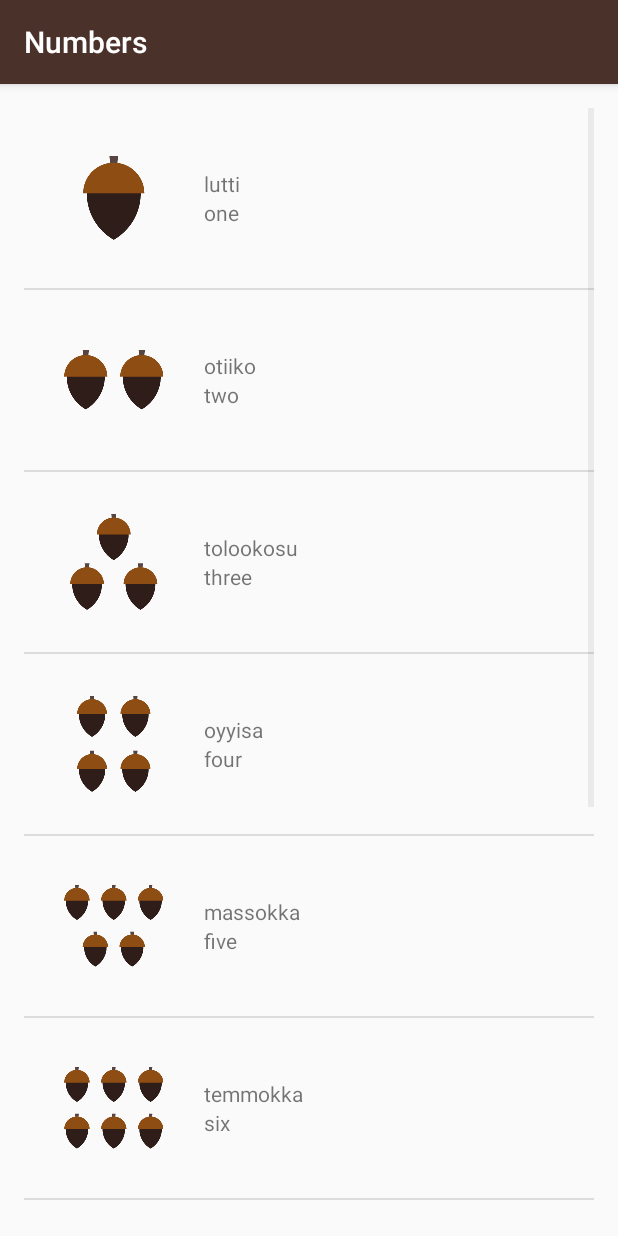
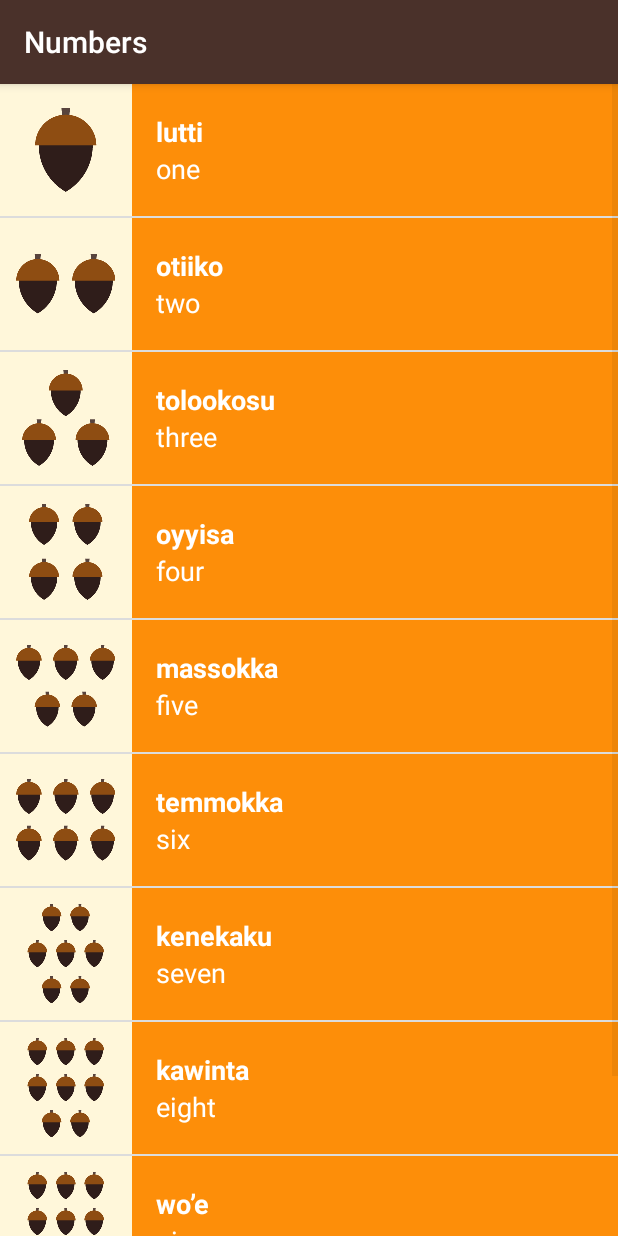
Before and after one commit to andreluiskg/Miwok, an Android app: the NumbersActivity screen opened directly, with no data from a screen before it, on a phone screen of 412 x 824 dp. Run offline under Robolectric (Android 15) with nearby library versions, the phone set to English and light mode, and no system bars.

Commit message:
Imagens e acabamento visual: WordAdapter - Acrescentada duas novas linha para que possamos vincular o id image de list_item.xml ao novo atributo ImageResourceId da classe Word.java

```diff
--- a/app/src/main/java/com/andre/android/miwok/NumbersActivity.java
+++ b/app/src/main/java/com/andre/android/miwok/NumbersActivity.java
@@ -49,7 +49,6 @@ public class NumbersActivity extends AppCompatActivity {
 //                new ArrayAdapter<String>(this, android.R.layout.simple_list_item_1, words);
 //        ListView listView = (ListView) findViewById(R.id.list);
 //        listView.setAdapter(itemsAdapter);
-
         WordAdapter wordAdapter =
                 new WordAdapter(this, words);
         ListView listView = (ListView) findViewById(R.id.list);
--- a/app/src/main/res/layout/activity_main.xml
+++ b/app/src/main/res/layout/activity_main.xml
@@ -25,7 +25,6 @@
         style="@style/CategoryStyle"
         android:background="@color/category_numbers"
         android:text="@string/category_numbers" />
-    <!--android:onClick="openNumbersList"/>-->
 
     <TextView
         android:id="@+id/family"
--- a/app/src/main/res/layout/list_item.xml
+++ b/app/src/main/res/layout/list_item.xml
@@ -3,32 +3,42 @@
     xmlns:tools="http://schemas.android.com/tools"
     android:layout_width="match_parent"
     android:layout_height="wrap_content"
-    android:orientation="horizontal"
-    android:padding="16dp">
+    android:background="@color/tan_background"
+    android:minHeight="@dimen/list_item_height"
+    android:orientation="horizontal">
 
     <ImageView
         android:id="@+id/image"
-        android:layout_width="wrap_content"
-        android:layout_height="wrap_content"
-        android:src="@mipmap/ic_launcher" />
+        android:layout_width="@dimen/list_item_height"
+        android:layout_height="@dimen/list_item_height" />
 
     <LinearLayout
+        android:id="@+id/text_container"
         android:layout_width="match_parent"
-        android:layout_height="wrap_content"
-        android:layout_gravity="center"
+        android:layout_height="match_parent"
+        android:background="@color/category_numbers"
         android:orientation="vertical"
         android:paddingLeft="16dp">
 
         <TextView
             android:id="@+id/miwok_text_view"
             android:layout_width="match_parent"
-            android:layout_height="wrap_content"
+            android:layout_height="0dp"
+            android:layout_weight="1"
+            android:gravity="bottom"
+            android:textAppearance="?android:textAppearanceMedium"
+            android:textColor="@android:color/white"
+            android:textStyle="bold"
             tools:text="lutti" />
 
         <TextView
             android:id="@+id/default_text_view"
             android:layout_width="match_parent"
-            android:layout_height="wrap_content"
+            android:layout_height="0dp"
+            android:layout_weight="1"
+            android:gravity="top"
+            android:textAppearance="?android:textAppearanceMedium"
+            android:textColor="@android:color/white"
             tools:text="one" />
     </LinearLayout>
 
--- a/app/src/main/res/layout/word_list.xml
+++ b/app/src/main/res/layout/word_list.xml
@@ -4,11 +4,8 @@
     android:id="@+id/list"
     android:layout_width="match_parent"
     android:layout_height="match_parent"
-    android:orientation="vertical"
-    android:paddingBottom="@dimen/activity_vertical_margin"
-    android:paddingLeft="@dimen/activity_horizontal_margin"
-    android:paddingRight="@dimen/activity_horizontal_margin"
-    android:paddingTop="@dimen/activity_vertical_margin" />
+    android:orientation="vertical" />
+
     <!--tools:context="com.andre.android.miwok.NumbersActivity" />-->
 
     <!--<LinearLayout xmlns:android="http://schemas.android.com/apk/res/android"--><!--xmlns:app="http://schemas.android.com/apk/res-auto"--><!--xmlns:tools="http://schemas.android.com/tools"--><!--android:id="@+id/rootView"--><!--android:layout_width="match_parent"--><!--android:layout_height="match_parent"--><!--android:orientation="vertical"--><!--tools:context="com.andre.android.miwok.NumbersActivity">-->
--- a/app/src/main/res/values-w820dp/dimens.xml
+++ /dev/null
@@ -1,20 +0,0 @@
-<!-- Copyright (C) 2016 The Android Open Source Project
-
-     Licensed under the Apache License, Version 2.0 (the "License");
-     you may not use this file except in compliance with the License.
-     You may obtain a copy of the License at
-
-          http://www.apache.org/licenses/LICENSE-2.0
-
-     Unless required by applicable law or agreed to in writing, software
-     distributed under the License is distributed on an "AS IS" BASIS,
-     WITHOUT WARRANTIES OR CONDITIONS OF ANY KIND, either express or implied.
-     See the License for the specific language governing permissions and
-     limitations under the License.
--->
-<resources>
-    <!-- Example customization of dimensions originally defined in res/values/dimens.xml
-         (such as screen margins) for screens with more than 820dp of available width. This
-         would include 7" and 10" devices in landscape (~960dp and ~1280dp respectively). -->
-    <dimen name="activity_horizontal_margin">64dp</dimen>
-</resources>
--- a/app/src/main/res/values/dimens.xml
+++ b/app/src/main/res/values/dimens.xml
@@ -15,7 +15,4 @@
 <resources>
     <!-- Height of each list item -->
     <dimen name="list_item_height">88dp</dimen>
-    <!-- Default screen margins, per the Android Design guidelines. -->
-    <dimen name="activity_horizontal_margin">16dp</dimen>
-    <dimen name="activity_vertical_margin">16dp</dimen>
 </resources>
```
